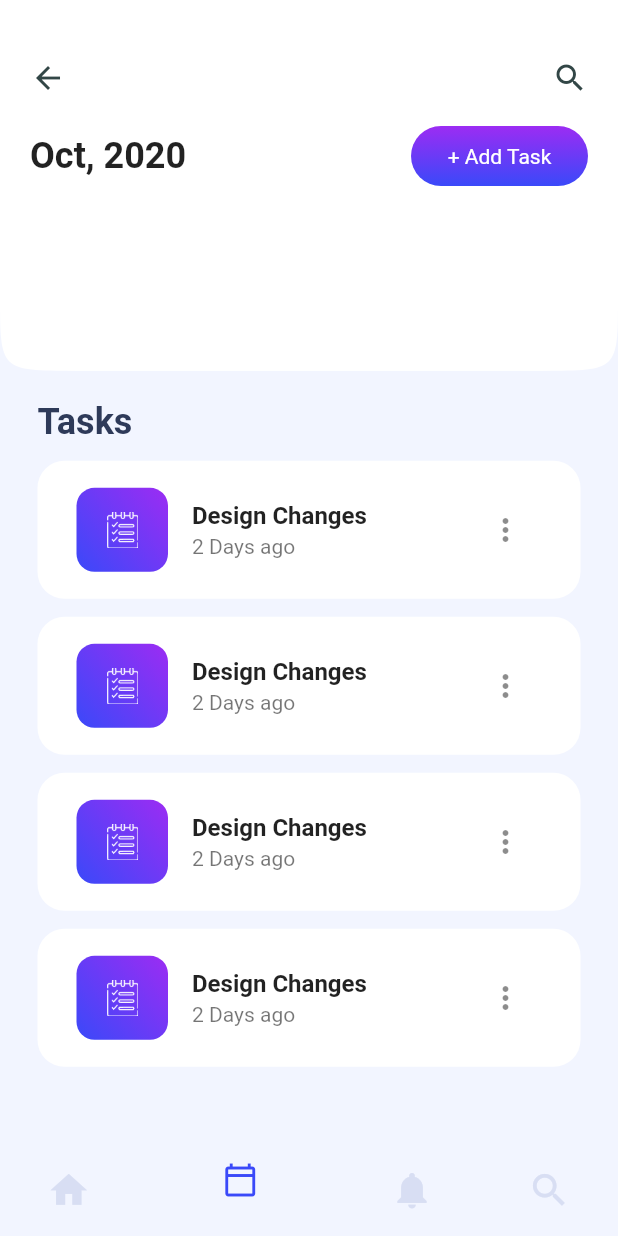
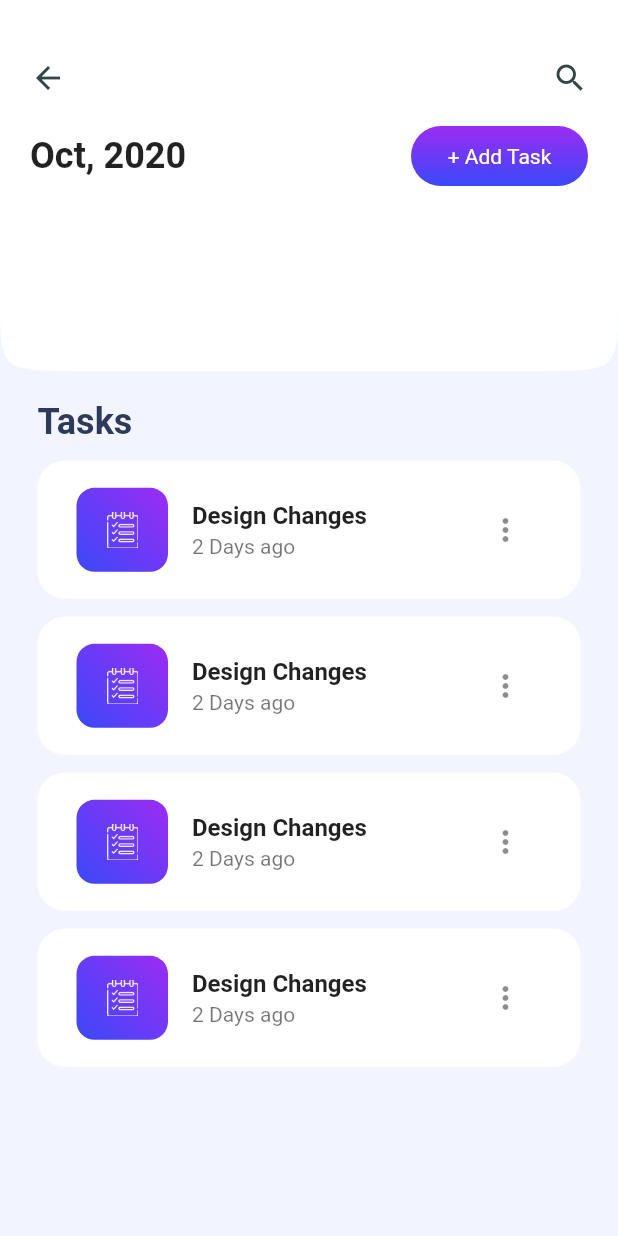
Before and after one commit to ZayniddinMamarasulov/taskmanager, a Flutter app: the SecondPage screen opened directly, on a phone screen of 412 x 824 dp. Run offline on Flutter 3.47's test engine with Material 2 defaults, Android fonts, the phone set to English and light mode, and no system bars; our stand-ins replace flutter_svg, smooth_page_indicator.

Commit message:
merge with rustam

```diff
--- a/lib/main.dart
+++ b/lib/main.dart
@@ -1,6 +1,6 @@
 import 'package:flutter/material.dart';
-import 'package:taskmanager/presintation/screens/main_screen.dart';
-import 'package:taskmanager/second_page.dart';
+
+import 'presentation/screens/main_screen.dart';
 
 void main() {
   runApp(const MyApp());
--- a/lib/screens/second_page.dart
+++ b/lib/screens/second_page.dart
@@ -8,60 +8,27 @@ class SecondPage extends StatefulWidget {
 }
 
 class _SecondPageState extends State<SecondPage> {
-  int _selectedIndex = 1;
-
   @override
   Widget build(BuildContext context) {
     return Scaffold(
-      bottomNavigationBar: BottomNavigationBar(
-        elevation: 0.0,
-        items: const <BottomNavigationBarItem>[
-          BottomNavigationBarItem(
-            icon: Icon(
-              Icons.home,
-              color: Color(0xFFD8DEF3),
-              size: 29,
-            ),
-            label: ' ',
-            backgroundColor: Color(0xFFF2F5FF),
-          ),
-          BottomNavigationBarItem(
-            icon: Icon(Icons.calendar_today_outlined),
-            label: ' ',
-            backgroundColor: Color(0xFFF2F5FF),
-          ),
-          BottomNavigationBarItem(
-            icon: Icon(Icons.notifications, color: Color(0xFFD8DEF3), size: 29),
-            label: ' ',
-            backgroundColor: Color(0xFFF2F5FF),
-          ),
-          BottomNavigationBarItem(
-            icon: Icon(Icons.search, color: Color(0xFFD8DEF3), size: 29),
-            label: ' ',
-            backgroundColor: Color(0xFFF2F5FF),
-          ),
-        ],
-        currentIndex: _selectedIndex,
-        selectedItemColor: Color(0xFF3A49F9),
-      ),
       backgroundColor: Color(0xFFF2F5FF),
       body: CustomScrollView(
         slivers: <Widget>[
           SliverAppBar(
             shape: ContinuousRectangleBorder(
-          borderRadius: BorderRadius.only(
-          bottomLeft: Radius.circular(50), bottomRight: Radius.circular(50))),
+                borderRadius: BorderRadius.only(
+                    bottomLeft: Radius.circular(50),
+                    bottomRight: Radius.circular(50))),
             backgroundColor: Colors.white,
             expandedHeight: MediaQuery.of(context).size.height * 0.3,
             flexibleSpace: FlexibleSpaceBar(
               background: Container(
-
                 decoration: BoxDecoration(
-                  color: Colors.white,
-                  borderRadius: BorderRadius.only(
-    bottomLeft: Radius.circular(50), bottomRight: Radius.circular(50),
-                  )
-                ),
+                    color: Colors.white,
+                    borderRadius: BorderRadius.only(
+                      bottomLeft: Radius.circular(50),
+                      bottomRight: Radius.circular(50),
+                    )),
                 child: Padding(
                   padding:
                       const EdgeInsets.symmetric(horizontal: 20, vertical: 40),
@@ -82,22 +49,30 @@ class _SecondPageState extends State<SecondPage> {
                           ),
                         ],
                       ),
-                      SizedBox(height: 20,),
+                      SizedBox(
+                        height: 20,
+                      ),
                       Row(
                         mainAxisAlignment: MainAxisAlignment.spaceBetween,
                         children: [
                           Row(
                             children: [
-                              Text("Oct, ",style: TextStyle(fontSize: 24,fontWeight: FontWeight.w600),),
-                              Text("2020",style: TextStyle(fontSize: 24,fontWeight: FontWeight.w600),),
+                              Text(
+                                "Oct, ",
+                                style: TextStyle(
+                                    fontSize: 24, fontWeight: FontWeight.w600),
+                              ),
+                              Text(
+                                "2020",
+                                style: TextStyle(
+                                    fontSize: 24, fontWeight: FontWeight.w600),
+                              ),
                             ],
                           ),
-
                           Container(
                             height: 40,
                             width: 118,
                             decoration: BoxDecoration(
-
                               gradient: LinearGradient(
                                 begin: Alignment.topRight,
                                 end: Alignment.bottomRight,
@@ -110,14 +85,17 @@ class _SecondPageState extends State<SecondPage> {
                               color: Colors.deepPurple.shade300,
                               borderRadius: BorderRadius.circular(20),
                             ),
-                            child: Center(child: Text("+ Add Task",style: TextStyle(color: Colors.white),)),
+                            child: Center(
+                                child: Text(
+                              "+ Add Task",
+                              style: TextStyle(color: Colors.white),
+                            )),
                           ),
                         ],
                       ),
                     ],
                   ),
                 ),
-
               ),
             ),
           ),
@@ -155,7 +133,10 @@ class _SecondPageState extends State<SecondPage> {
                             color: Colors.white,
                             borderRadius: BorderRadius.circular(18)),
                         child: ListTile(
-                          title: Text('Design Changes ',style: TextStyle(fontWeight: FontWeight.bold),),
+                          title: Text(
+                            'Design Changes ',
+                            style: TextStyle(fontWeight: FontWeight.bold),
+                          ),
                           subtitle: Text('2 Days ago'),
                           trailing: IconButton(
                             onPressed: () {},
@@ -197,7 +178,10 @@ class _SecondPageState extends State<SecondPage> {
                             color: Colors.white,
                             borderRadius: BorderRadius.circular(18)),
                         child: ListTile(
-                          title: Text('Design Changes ',style: TextStyle(fontWeight: FontWeight.bold),),
+                          title: Text(
+                            'Design Changes ',
+                            style: TextStyle(fontWeight: FontWeight.bold),
+                          ),
                           subtitle: Text('2 Days ago'),
                           trailing: IconButton(
                             onPressed: () {},
@@ -234,12 +218,15 @@ class _SecondPageState extends State<SecondPage> {
                       ),
                       Container(
                         padding:
-                            EdgeInsets.symmetric(horizontal: 10, vertical: 10 ),
+                            EdgeInsets.symmetric(horizontal: 10, vertical: 10),
                         decoration: BoxDecoration(
                             color: Colors.white,
                             borderRadius: BorderRadius.circular(18)),
                         child: ListTile(
-                          title: Text('Design Changes ',style: TextStyle(fontWeight: FontWeight.bold),),
+                          title: Text(
+                            'Design Changes ',
+                            style: TextStyle(fontWeight: FontWeight.bold),
+                          ),
                           subtitle: Text('2 Days ago'),
                           trailing: IconButton(
                             onPressed: () {},
@@ -276,12 +263,15 @@ class _SecondPageState extends State<SecondPage> {
                       ),
                       Container(
                         padding:
-                        EdgeInsets.symmetric(horizontal: 10, vertical: 10),
+                            EdgeInsets.symmetric(horizontal: 10, vertical: 10),
                         decoration: BoxDecoration(
                             color: Colors.white,
                             borderRadius: BorderRadius.circular(18)),
                         child: ListTile(
-                          title: Text('Design Changes ',style: TextStyle(fontWeight: FontWeight.bold),),
+                          title: Text(
+                            'Design Changes ',
+                            style: TextStyle(fontWeight: FontWeight.bold),
+                          ),
                           subtitle: Text('2 Days ago'),
                           trailing: IconButton(
                             onPressed: () {},
```
Also changed, not shown: lib/presentation/screens/main_screen.dart (renamed from lib/presintation/screens/main_screen.dart, +8 -17 lines), lib/presentation/screens/my_home_page.dart (added, +144 -0 lines), lib/presintation/screens/my_home_page.dart (deleted, +0 -157 lines), lib/presentation/screens/add_task.dart (added), lib/presentation/widgets/progress_task.dart (renamed from lib/presintation/widgets/progress_task.dart), lib/presentation/widgets/task_card.dart (renamed from lib/presintation/widgets/task_card.dart), lib/presentation/widgets/task_status.dart (renamed from lib/presintation/widgets/task_status.dart).
